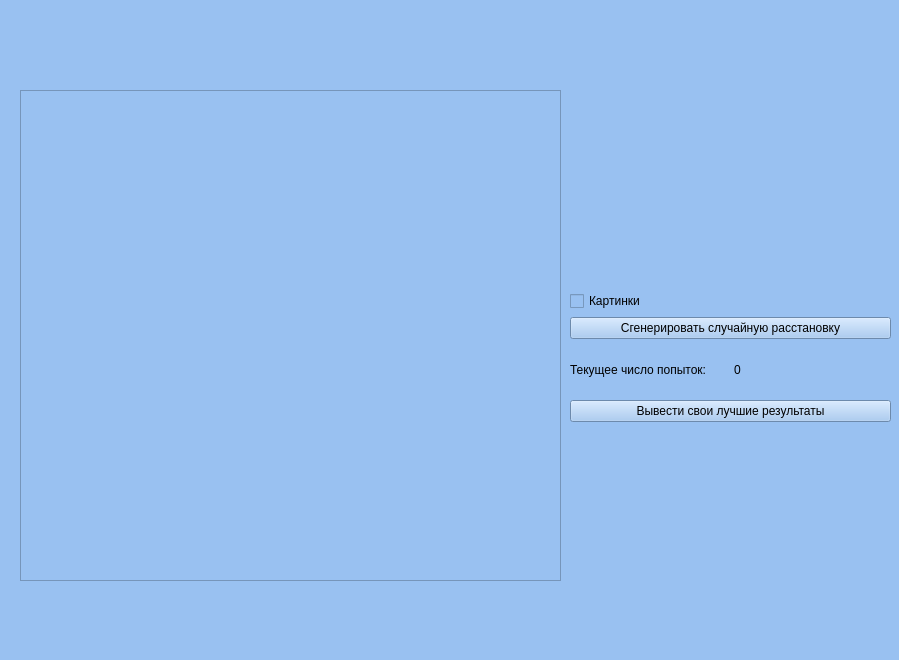
Above: 15-puzzle/puzzle15.ui from 4rt3mio/Kursovaya before the change. Below: the same form after it.
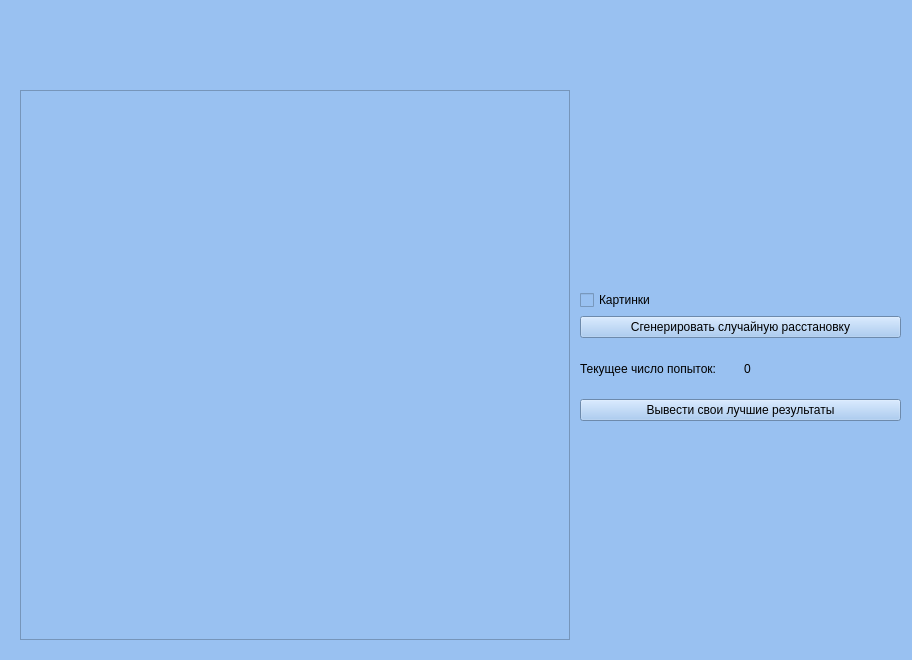
That is the form after the change. Icons and pictures are not drawn.

```diff
--- a/15-puzzle/puzzle15.ui
+++ b/15-puzzle/puzzle15.ui
@@ -6,7 +6,7 @@
    <rect>
     <x>0</x>
     <y>0</y>
-    <width>899</width>
+    <width>912</width>
     <height>660</height>
    </rect>
   </property>
@@ -21,16 +21,16 @@
     <rect>
      <x>20</x>
      <y>90</y>
-     <width>541</width>
-     <height>491</height>
+     <width>550</width>
+     <height>550</height>
     </rect>
    </property>
   </widget>
   <widget class="QWidget" name="layoutWidget">
    <property name="geometry">
     <rect>
-     <x>570</x>
-     <y>291</y>
+     <x>580</x>
+     <y>290</y>
      <width>321</width>
      <height>131</height>
     </rect>
```
